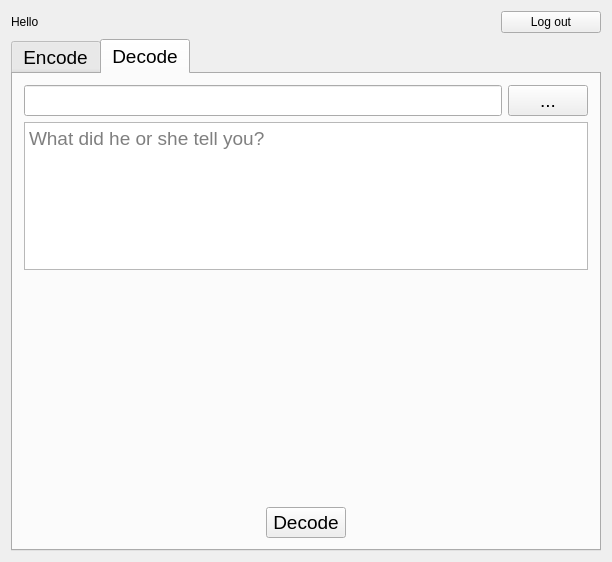
The window that mainwindow.ui (jerry871002/OOP-Final-Project) describes before a commit, drawn with Qt 5.
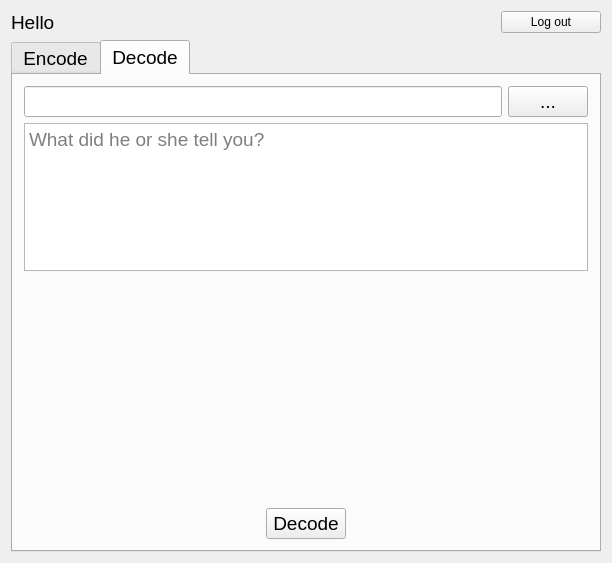
The same window after the commit. The open tabs and pages were chosen to show the change.

Commit message: 登入畫面預設會出現在螢幕中間

What changed in the file:
```diff
--- a/mainwindow.ui
+++ b/mainwindow.ui
@@ -19,6 +19,13 @@
      <layout class="QHBoxLayout" name="horizontalLayout">
       <item>
        <widget class="QLabel" name="label_username">
+        <property name="font">
+         <font>
+          <pointsize>14</pointsize>
+          <weight>50</weight>
+          <bold>false</bold>
+         </font>
+        </property>
         <property name="text">
          <string>Hello</string>
         </property>
```
Left out of the diff: 4 changed lines with no effect on the pictures. The commit also changes 2 other files.
